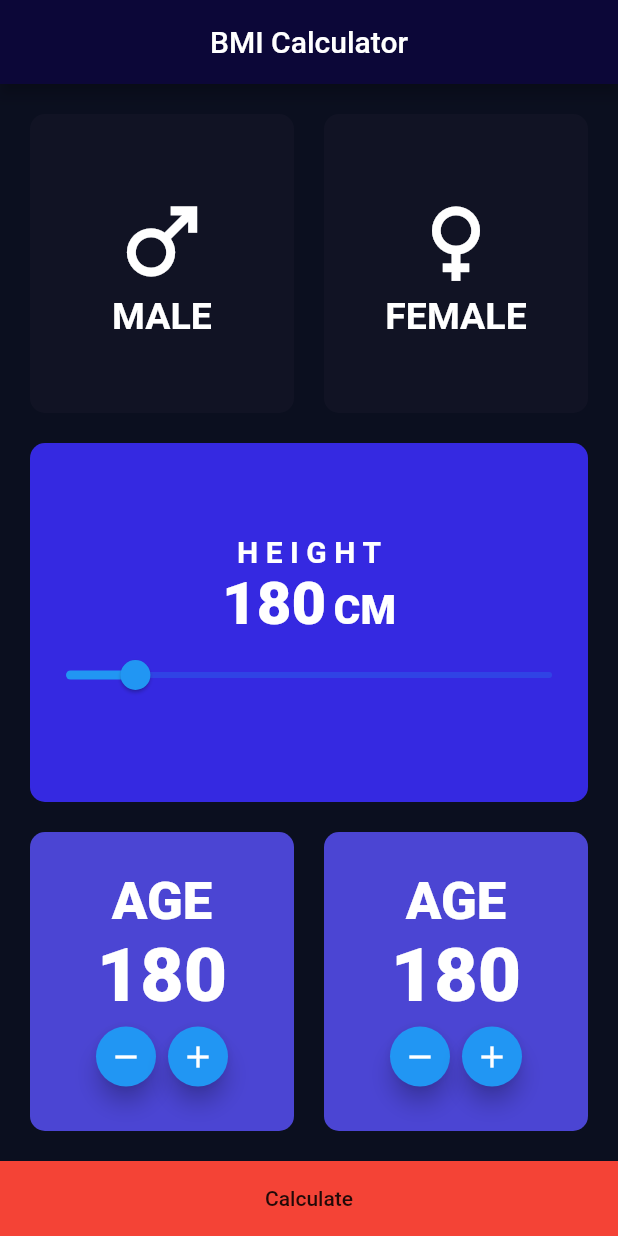
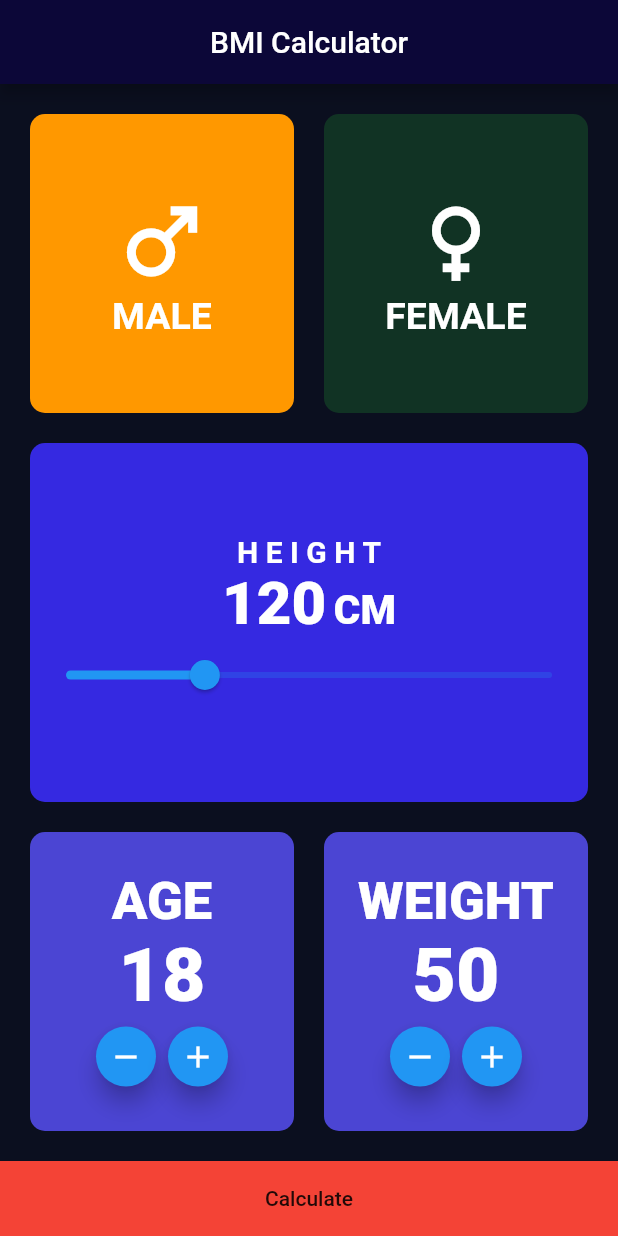
Before and after one commit to raouffilali/Testin-app, a Flutter app: the screen it shows after launch, on a phone screen of 412 x 824 dp. Run offline on Flutter 3.47's test engine with Material 2 defaults, Android fonts, the phone set to English and light mode, and no system bars.

Commit message:
adding bmi result screen

```diff
--- a/lib/bmi-screen.dart
+++ b/lib/bmi-screen.dart
@@ -1,5 +1,9 @@
+import 'dart:math';
+
 import 'package:flutter/cupertino.dart';
 import 'package:flutter/material.dart';
+
+import 'bmi-result-screen.dart';
 
 class BmiScreen extends StatefulWidget {
   const BmiScreen({Key? key}) : super(key: key);
@@ -9,6 +13,11 @@ class BmiScreen extends StatefulWidget {
 }
 
 class _BmiScreenState extends State<BmiScreen> {
+  bool isMale = true;
+  double height = 120;
+  int age = 18;
+  int weight = 50;
+
   @override
   Widget build(BuildContext context) {
     return Scaffold(
@@ -31,10 +40,18 @@ class _BmiScreenState extends State<BmiScreen> {
                 child: Row(
                   children: [
                     Expanded(
+                      child: GestureDetector(
+                        onTap: () {
+                          setState(() {
+                            isMale = true;
+                          });
+                        },
                         child: Container(
                           decoration: BoxDecoration(
                             borderRadius: BorderRadius.circular(10.0),
-                          color: const Color(0xFF111324),
+                            color: isMale
+                                ? Colors.orange
+                                : const Color(0xFF0B1F1F),
                           ),
                           child: Column(
                             mainAxisAlignment: MainAxisAlignment.center,
@@ -56,14 +73,23 @@ class _BmiScreenState extends State<BmiScreen> {
                           ),
                         ),
                       ),
+                    ),
                     const SizedBox(
                       width: 20,
                     ),
                     Expanded(
+                      child: GestureDetector(
+                        onTap: () {
+                          setState(() {
+                            isMale = false;
+                          });
+                        },
                         child: Container(
                           decoration: BoxDecoration(
                             borderRadius: BorderRadius.circular(10.0),
-                          color: const Color(0xFF111324),
+                            color: isMale
+                                ? const Color(0xFF113324)
+                                : Colors.orange,
                           ),
                           child: Column(
                             mainAxisAlignment: MainAxisAlignment.center,
@@ -81,6 +107,7 @@ class _BmiScreenState extends State<BmiScreen> {
                                     fontWeight: FontWeight.bold),
                               )
                             ],
+                          ),
                         ),
                       ),
                     ),
@@ -115,19 +142,19 @@ class _BmiScreenState extends State<BmiScreen> {
                         mainAxisAlignment: MainAxisAlignment.center,
                         crossAxisAlignment: CrossAxisAlignment.baseline,
                         textBaseline: TextBaseline.alphabetic,
-                        children: const [
+                        children: [
                           Text(
-                            '180',
-                            style: TextStyle(
+                            '${height.round()}',
+                            style: const TextStyle(
                               color: Color(0xFFFFFFFF),
                               fontSize: 40,
                               fontWeight: FontWeight.w900,
                             ),
                           ),
-                          SizedBox(
+                          const SizedBox(
                             width: 5.0,
                           ),
-                          Text(
+                          const Text(
                             'CM',
                             style: TextStyle(
                               color: Color(0xFFFFFFFF),
@@ -138,9 +165,11 @@ class _BmiScreenState extends State<BmiScreen> {
                         ],
                       ),
                       Slider(
-                        value: 100.0,
+                        value: height,
                         onChanged: (value) {
-                          print(value.round());
+                          setState(() {
+                            height = value;
+                          });
                         },
                         max: 220.0,
                         min: 80.0,
@@ -174,9 +203,9 @@ class _BmiScreenState extends State<BmiScreen> {
                               fontWeight: FontWeight.w900,
                             ),
                           ),
-                          const Text(
-                            '180',
-                            style: TextStyle(
+                          Text(
+                            '$age',
+                            style: const TextStyle(
                               color: Color(0xFFFFFFFF),
                               fontSize: 50,
                               fontWeight: FontWeight.w900,
@@ -186,13 +215,23 @@ class _BmiScreenState extends State<BmiScreen> {
                             mainAxisAlignment: MainAxisAlignment.center,
                             children: [
                               FloatingActionButton(
+                                heroTag: 'age minus',
                                 mini: true,
-                                onPressed: () {},
+                                onPressed: () {
+                                  setState(() {
+                                    age--;
+                                  });
+                                },
                                 child: const Icon(Icons.remove),
                               ),
                               FloatingActionButton(
+                                heroTag: 'age add',
                                 mini: true,
-                                onPressed: () {},
+                                onPressed: () {
+                                  setState(() {
+                                    age++;
+                                  });
+                                },
                                 child: const Icon(Icons.add),
                               ),
                             ],
@@ -201,7 +240,7 @@ class _BmiScreenState extends State<BmiScreen> {
                       ),
                     ),
                   ),
-                  SizedBox(
+                  const SizedBox(
                     width: 20,
                   ),
                   Expanded(
@@ -214,16 +253,16 @@ class _BmiScreenState extends State<BmiScreen> {
                         mainAxisAlignment: MainAxisAlignment.center,
                         children: [
                           const Text(
-                            'AGE',
+                            'WEIGHT',
                             style: TextStyle(
                               color: Color(0xFFFFFFFF),
                               fontSize: 35,
                               fontWeight: FontWeight.w900,
                             ),
                           ),
-                          const Text(
-                            '180',
-                            style: TextStyle(
+                          Text(
+                            '$weight',
+                            style: const TextStyle(
                               color: Color(0xFFFFFFFF),
                               fontSize: 50,
                               fontWeight: FontWeight.w900,
@@ -233,13 +272,23 @@ class _BmiScreenState extends State<BmiScreen> {
                             mainAxisAlignment: MainAxisAlignment.center,
                             children: [
                               FloatingActionButton(
+                                heroTag: 'weight minus',
                                 mini: true,
-                                onPressed: () {},
+                                onPressed: () {
+                                  setState(() {
+                                    weight--;
+                                  });
+                                },
                                 child: const Icon(Icons.remove),
                               ),
                               FloatingActionButton(
+                                heroTag: 'weight add  ',
                                 mini: true,
-                                onPressed: () {},
+                                onPressed: () {
+                                  setState(() {
+                                    weight++;
+                                  });
+                                },
                                 child: const Icon(Icons.add),
                               ),
                             ],
@@ -257,7 +306,20 @@ class _BmiScreenState extends State<BmiScreen> {
             width: double.infinity,
             child: MaterialButton(
               height: 50,
-              onPressed: () {},
+              onPressed: () {
+                var result = weight / pow(height / 100, 2);
+                print(result.round());
+                Navigator.push(
+                  context,
+                  MaterialPageRoute(
+                    builder: (context) => BMIResult(
+                      age: age,
+                      isMale: isMale,
+                      result: result,
+                    ),
+                  ),
+                );
+              },
               child: const Text('Calculate'),
             ),
           )
--- a/lib/main.dart
+++ b/lib/main.dart
@@ -3,6 +3,7 @@ import 'package:testing_app/Login_Screen.dart';
 import 'package:testing_app/users-screen.dart';
 
 import 'LoginPage.dart';
+import 'bmi-result-screen.dart';
 import 'bmi-screen.dart';
 import 'counter-screen.dart';
 import 'messengerScreen.dart';
```
Also changed, not shown: lib/bmi-result-screen.dart (added, +46 -0 lines). Lines whose indentation alone changed are shown as unchanged.
